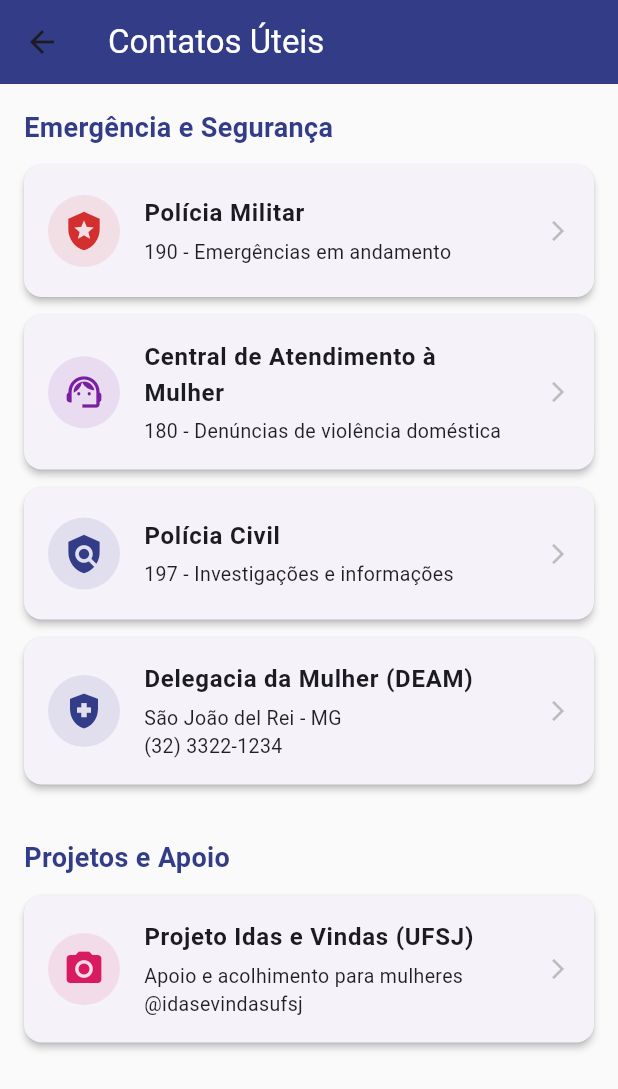
After one commit to vjvitorjose/extensao_app, a Flutter app: the UsefulContactsScreen screen opened directly, on a phone screen of 412 x 824 dp. The commit adds this screen. Shown: the top 1089 px of the screen. Run offline on Flutter 3.47's test engine with Material 3 defaults, Android fonts, the light colour scheme and no system bars; our stand-ins replace flutter_dotenv, geocoding, geolocator, google_maps_flutter, share_plus, shared_preferences and 1 more; missing offline and left inert: another_telephony, record; accounts and stored records are empty.

Commit message:
feat: cria pagina de contatos uteis

```diff
--- a/lib/screens/main_screen.dart
+++ b/lib/screens/main_screen.dart
@@ -3,6 +3,7 @@ import '../theme/app_colors.dart';
 import 'map_screen.dart';
 import 'profile_screen.dart';
 import 'recordings_screen.dart';
+import 'useful_contacts_screen.dart';
 
 class MainScreen extends StatefulWidget {
   const MainScreen({super.key});
@@ -17,6 +18,7 @@ class _MainScreenState extends State<MainScreen> {
   final List<Widget> _screens = [
     const MapScreen(),
     const RecordingsScreen(),
+    const UsefulContactsScreen(),
     const ProfileScreen(),
   ];
 
@@ -31,11 +33,13 @@ class _MainScreenState extends State<MainScreen> {
             _currentIndex = index;
           });
         },
+        type: BottomNavigationBarType.fixed,
         selectedItemColor: AppColors.primary,
         unselectedItemColor: Colors.grey,
         items: const [
           BottomNavigationBarItem(icon: Icon(Icons.map), label: 'Mapa'),
           BottomNavigationBarItem(icon: Icon(Icons.mic), label: 'Gravações'),
+          BottomNavigationBarItem(icon: Icon(Icons.contact_phone), label: 'Contatos'),
           BottomNavigationBarItem(icon: Icon(Icons.person), label: 'Perfil'),
         ],
       ),
--- a/lib/screens/profile_screen.dart
+++ b/lib/screens/profile_screen.dart
@@ -383,22 +383,9 @@ class _ProfileScreenState extends State<ProfileScreen> {
     }
 
     return Scaffold(
-      backgroundColor: Colors.white,
       appBar: AppBar(
         backgroundColor: AppColors.primary,
-        title: const Column(
-          crossAxisAlignment: CrossAxisAlignment.start,
-          children: [
-            Text(
-              'Meu perfil',
-              style: TextStyle(fontSize: 18, color: Colors.white),
-            ),
-            Text(
-              'Configurações e contatos de emergência',
-              style: TextStyle(fontSize: 12, color: Colors.white70),
-            ),
-          ],
-        ),
+        title: const Text('Meu perfil', style: TextStyle(color: Colors.white)),
         actions: [
           IconButton(
             icon: const Icon(Icons.edit, color: Colors.white),
--- /dev/null
+++ b/lib/screens/useful_contacts_screen.dart
@@ -0,0 +1,125 @@
+import 'package:flutter/material.dart';
+import 'package:url_launcher/url_launcher.dart';
+import '../theme/app_colors.dart';
+
+class UsefulContactsScreen extends StatelessWidget {
+  const UsefulContactsScreen({super.key});
+
+  Future<void> _launchPhone(String phone) async {
+    final Uri url = Uri(scheme: 'tel', path: phone);
+    if (await canLaunchUrl(url)) {
+      await launchUrl(url);
+    }
+  }
+
+  Future<void> _launchUrl(String urlString) async {
+    final Uri url = Uri.parse(urlString);
+    if (await canLaunchUrl(url)) {
+      await launchUrl(url, mode: LaunchMode.externalApplication);
+    }
+  }
+
+  Widget _buildContactCard({
+    required String title,
+    required String subtitle,
+    required IconData icon,
+    required VoidCallback onTap,
+    Color iconColor = AppColors.primary,
+  }) {
+    return Card(
+      elevation: 2,
+      margin: const EdgeInsets.only(bottom: 12),
+      shape: RoundedRectangleBorder(borderRadius: BorderRadius.circular(12)),
+      child: ListTile(
+        contentPadding: const EdgeInsets.symmetric(horizontal: 16, vertical: 8),
+        leading: CircleAvatar(
+          backgroundColor: iconColor.withOpacity(0.1),
+          radius: 24,
+          child: Icon(icon, color: iconColor, size: 28),
+        ),
+        title: Text(
+          title,
+          style: const TextStyle(fontWeight: FontWeight.bold, fontSize: 16),
+        ),
+        subtitle: Padding(
+          padding: const EdgeInsets.only(top: 4.0),
+          child: Text(
+            subtitle,
+            style: const TextStyle(color: Colors.black87, fontSize: 13),
+          ),
+        ),
+        trailing: Icon(Icons.arrow_forward_ios, size: 16, color: Colors.grey[400]),
+        onTap: onTap,
+      ),
+    );
+  }
+
+  @override
+  Widget build(BuildContext context) {
+    return Scaffold(
+      backgroundColor: Colors.grey[50],
+      appBar: AppBar(
+        backgroundColor: AppColors.primary,
+        title: const Text('Contatos Úteis', style: TextStyle(color: Colors.white)),
+      ),
+      body: ListView(
+        padding: const EdgeInsets.all(16),
+        children: [
+          const Text(
+            'Emergência e Segurança',
+            style: TextStyle(
+              fontSize: 18,
+              fontWeight: FontWeight.bold,
+              color: AppColors.primary,
+            ),
+          ),
+          const SizedBox(height: 12),
+          _buildContactCard(
+            title: 'Polícia Militar',
+            subtitle: '190 - Emergências em andamento',
+            icon: Icons.local_police,
+            iconColor: Colors.red[700]!,
+            onTap: () => _launchPhone('190'),
+          ),
+          _buildContactCard(
+            title: 'Central de Atendimento à Mulher',
+            subtitle: '180 - Denúncias de violência doméstica',
+            icon: Icons.support_agent,
+            iconColor: Colors.purple[700]!,
+            onTap: () => _launchPhone('180'),
+          ),
+          _buildContactCard(
+            title: 'Polícia Civil',
+            subtitle: '197 - Investigações e informações',
+            icon: Icons.policy,
+            onTap: () => _launchPhone('197'),
+          ),
+          _buildContactCard(
+            title: 'Delegacia da Mulher (DEAM)',
+            subtitle: 'São João del Rei - MG\n(32) 3322-1234', // Usando um placeholder ou pesquisando, vou deixar apenas o clique
+            icon: Icons.health_and_safety,
+            onTap: () => _launchPhone('3233221234'), // O telefone exato pode ser atualizado pelo usuário depois
+          ),
+
+          const SizedBox(height: 24),
+          const Text(
+            'Projetos e Apoio',
+            style: TextStyle(
+              fontSize: 18,
+              fontWeight: FontWeight.bold,
+              color: AppColors.primary,
+            ),
+          ),
+          const SizedBox(height: 12),
+          _buildContactCard(
+            title: 'Projeto Idas e Vindas (UFSJ)',
+            subtitle: 'Apoio e acolhimento para mulheres\n@idasevindasufsj',
+            icon: Icons.camera_alt, // Representando Instagram
+            iconColor: Colors.pink[600]!,
+            onTap: () => _launchUrl('https://www.instagram.com/idasevindasufsj/'),
+          ),
+        ],
+      ),
+    );
+  }
+}
--- a/pubspec.yaml
+++ b/pubspec.yaml
@@ -45,6 +45,7 @@ dependencies:
   shared_preferences: ^2.0.0
   another_telephony: ^0.4.1
   share_plus: ^10.1.4
+  url_launcher: ^6.3.2
 
 dev_dependencies:
   flutter_test:
```
Also changed, not shown: pubspec.lock.
